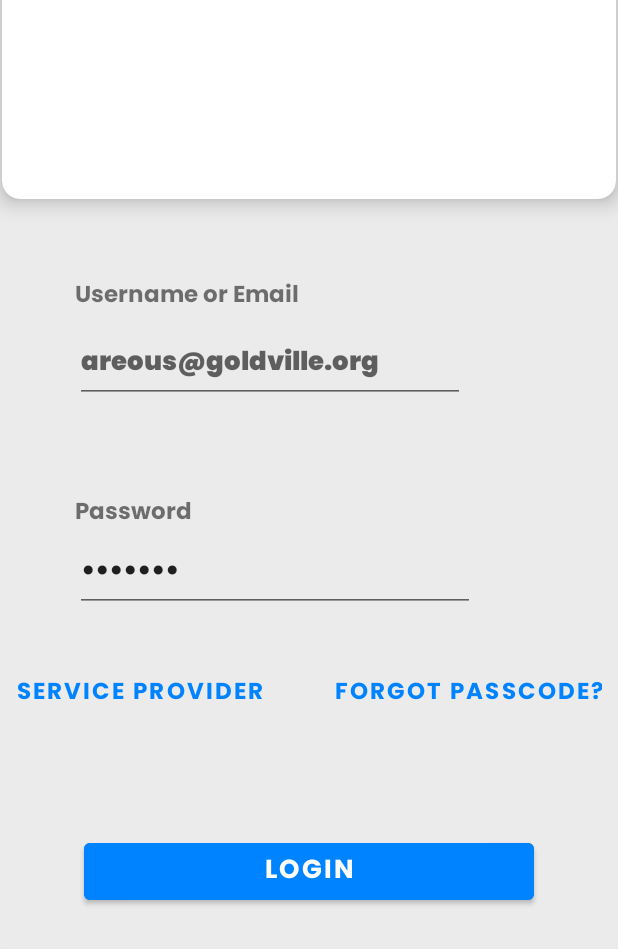
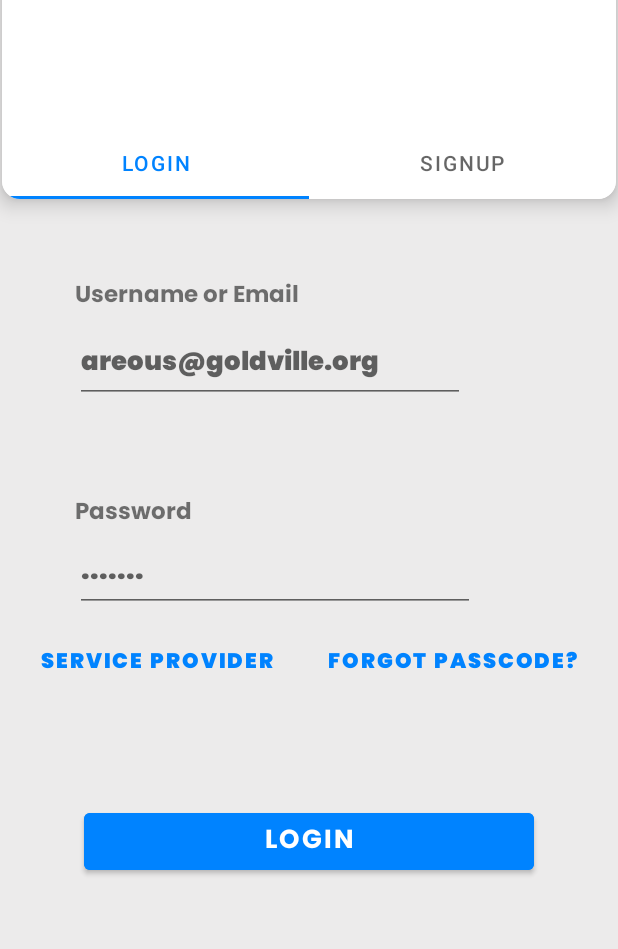
Before and after one commit to DmitrySergienko/Laundry, an Android app: the screen it shows after launch (MainActivity), on a phone screen of 412 x 824 dp, the part 287-1236 px from its top. Run offline under Robolectric (Android 15) with nearby library versions, the phone set to English and light mode, and no system bars; our stand-ins replace Dagger/Hilt's generated code.

Commit message:
Tab layout set up

```diff
--- a/app/src/main/java/com/laundry/presentation/MainActivity.kt
+++ b/app/src/main/java/com/laundry/presentation/MainActivity.kt
@@ -4,6 +4,7 @@ import android.animation.ObjectAnimator
 import android.os.Build
 import android.os.Bundle
 import android.view.View
+import android.view.WindowManager
 import android.view.animation.AnticipateInterpolator
 import androidx.appcompat.app.AppCompatActivity
 import androidx.core.animation.doOnEnd
@@ -20,12 +21,26 @@ class MainActivity : AppCompatActivity() {
 
     override fun onCreate(savedInstanceState: Bundle?) {
         super.onCreate(savedInstanceState)
+        // Hide the status bar
+        statusbarhide()
 
         //Splash Screen launch
         splashScreenLaunch()
 
         binding = ActivityMainBinding.inflate(layoutInflater)
         setContentView(binding.root)
+    }
+
+    private fun statusbarhide(){
+        window.decorView.systemUiVisibility = View.SYSTEM_UI_FLAG_FULLSCREEN
+        actionBar?.hide()
+
+        // If the Android version is lower than Jellybean, use this call to hide
+        // the status bar.
+        if (Build.VERSION.SDK_INT < 16) {
+            window.setFlags(
+                WindowManager.LayoutParams.FLAG_FULLSCREEN,
+                WindowManager.LayoutParams.FLAG_FULLSCREEN)}
     }
 
     private fun splashScreenLaunch() {
--- a/app/src/main/java/com/laundry/presentation/entrance/LoginFragment.kt
+++ b/app/src/main/java/com/laundry/presentation/entrance/LoginFragment.kt
@@ -23,39 +23,39 @@ class LoginFragment
         super.onViewCreated(view, savedInstanceState)
 
         //go to signup screen
-        binding.serviceProviderButton.setOnClickListener { it1 ->
+//        binding.serviceProviderButton.setOnClickListener { it1 ->
+//
+//            Navigation.findNavController(it1)
+//                .navigate(R.id.action_loginFragment_to_signupFragment)
+//
+//        }
 
-            Navigation.findNavController(it1)
-                .navigate(R.id.action_loginFragment_to_signupFragment)
-
-        }
-
-        binding.loginButton.setOnClickListener {
-            val email = binding.editTextTextEmailAddress.text.toString()
-            val password = binding.editTextTextPassword.text.toString()
-
-            val myPost = LoginRequest(email, password)
-            viewModel.pushLogin(myPost)
-
-            lifecycleScope.launchWhenStarted {
-                viewModel.login.collectLatest {
-                    if (it.pLOGIN_FLAG == "Y") {
-
-                        view.let { it1 ->
-                            Navigation.findNavController(it1)
-                                .navigate(R.id.action_loginFragment_to_homeClientFragment)
-
-                        }
-                    } else {
-                        Toast.makeText(
-                            requireContext(),
-                            "INCORRECT EMAIL OR PASSWORD",
-                            Toast.LENGTH_SHORT
-                        ).show()
-                    }
-                }
-            }
-        }
+//        binding.loginButton.setOnClickListener {
+//            val email = binding.editTextTextEmailAddress.text.toString()
+//            val password = binding.editTextTextPassword.text.toString()
+//
+//            val myPost = LoginRequest(email, password)
+//            viewModel.pushLogin(myPost)
+//
+//            lifecycleScope.launchWhenStarted {
+//                viewModel.login.collectLatest {
+//                    if (it.pLOGIN_FLAG == "Y") {
+//
+//                        view.let { it1 ->
+//                            Navigation.findNavController(it1)
+//                                .navigate(R.id.action_loginFragment_to_homeClientFragment)
+//
+//                        }
+//                    } else {
+//                        Toast.makeText(
+//                            requireContext(),
+//                            "INCORRECT EMAIL OR PASSWORD",
+//                            Toast.LENGTH_SHORT
+//                        ).show()
+//                    }
+//                }
+//            }
+//        }
 
     }
 
--- a/app/src/main/res/layout/fragment_login.xml
+++ b/app/src/main/res/layout/fragment_login.xml
@@ -3,7 +3,8 @@
     xmlns:app="http://schemas.android.com/apk/res-auto"
     xmlns:tools="http://schemas.android.com/tools"
     android:layout_width="match_parent"
-    android:layout_height="match_parent">
+    android:layout_height="match_parent"
+    android:background="@color/light_grey_200">
 
 
     <androidx.cardview.widget.CardView
@@ -21,6 +22,7 @@
         app:layout_constraintTop_toTopOf="parent">
 
         <androidx.constraintlayout.widget.ConstraintLayout
+            android:id="@+id/main_layout"
             android:layout_width="match_parent"
             android:layout_height="match_parent">
 
@@ -48,52 +50,46 @@
                 app:layout_constraintStart_toStartOf="parent"
                 app:layout_constraintTop_toBottomOf="@+id/imageView" />
 
-        </androidx.constraintlayout.widget.ConstraintLayout>
-
-
-    </androidx.cardview.widget.CardView>
-
-    <TableLayout
-        android:id="@+id/tabLayout"
+            <com.google.android.material.tabs.TabLayout
+                android:id="@+id/tab_layout"
                 android:layout_width="0dp"
-        android:layout_height="30dp"
-        app:layout_constraintEnd_toEndOf="@+id/card_view"
-        app:layout_constraintStart_toStartOf="@+id/card_view"
-        app:layout_constraintTop_toBottomOf="@+id/card_view">
+                android:layout_height="wrap_content"
+                android:layout_marginTop="3dp"
+                app:layout_constraintBottom_toBottomOf="@+id/main_layout"
+                app:layout_constraintEnd_toEndOf="@+id/main_layout"
+                app:layout_constraintStart_toStartOf="@+id/main_layout">
 
                 <com.google.android.material.tabs.TabItem
                     android:layout_width="wrap_content"
                     android:layout_height="wrap_content"
-            android:text="Login" />
+                    android:text="Login"
+                    app:layout_constraintStart_toStartOf="parent" />
 
                 <com.google.android.material.tabs.TabItem
                     android:layout_width="wrap_content"
                     android:layout_height="wrap_content"
-            android:text="Singup" />
-    </TableLayout>
+                    android:text="Signup"
+                    app:layout_constraintBottom_toBottomOf="parent"
+                    app:layout_constraintEnd_toEndOf="parent"
+                    app:layout_constraintStart_toStartOf="parent"
+                    app:layout_constraintTop_toTopOf="parent" />
+
+            </com.google.android.material.tabs.TabLayout>
+
+
+        </androidx.constraintlayout.widget.ConstraintLayout>
 
         <androidx.viewpager2.widget.ViewPager2
             android:id="@+id/view_pager"
-        android:layout_width="0dp"
-        android:layout_height="match_parent"
+            android:layout_width="match_parent"
+            android:layout_height="0dp"
             app:layout_constraintBottom_toBottomOf="parent"
-        app:layout_constraintEnd_toEndOf="@+id/card_view"
-        app:layout_constraintStart_toStartOf="@+id/card_view"
-        app:layout_constraintTop_toBottomOf="@+id/tabLayout" />
+            app:layout_constraintEnd_toEndOf="@+id/main_layout"
+            app:layout_constraintStart_toStartOf="@+id/main_layout"
+            app:layout_constraintTop_toBottomOf="@+id/textView" />
 
-    <androidx.cardview.widget.CardView
-        android:layout_width="match_parent"
-        android:layout_height="match_parent"
-        app:layout_constraintBottom_toBottomOf="@+id/view_pager"
-        app:layout_constraintEnd_toEndOf="parent"
-        app:layout_constraintStart_toStartOf="parent"
-        app:layout_constraintTop_toBottomOf="@+id/tabLayout">
+    </androidx.cardview.widget.CardView>
 
-        <androidx.constraintlayout.widget.ConstraintLayout
-            android:layout_width="match_parent"
-            android:layout_height="match_parent"
-
-            android:background="@color/light_grey_200">
 
     <TextView
         android:id="@+id/textView4"
@@ -143,41 +139,38 @@
         android:layout_height="wrap_content"
         android:layout_marginStart="50dp"
         android:ems="10"
+        android:fontFamily="@font/poppins_black"
+        android:hint="......."
         android:inputType="textPassword"
         android:minHeight="48dp"
-                android:fontFamily="@font/poppins_black"
-                android:text="......."
         app:layout_constraintStart_toStartOf="parent"
         app:layout_constraintTop_toBottomOf="@+id/textView5" />
 
     <com.google.android.material.button.MaterialButton
-
         android:id="@+id/forgot_password_button"
         style="@style/Widget.MaterialComponents.Button.TextButton"
         android:layout_width="wrap_content"
         android:layout_height="wrap_content"
-                android:layout_marginStart="30dp"
-                android:layout_marginTop="30dp"
-                android:fontFamily="@font/poppins_bold"
+        android:layout_marginTop="10dp"
+        android:fontFamily="@font/poppins_black"
         android:text="Forgot passcode?"
         android:textColor="@color/blue_new"
-                android:textSize="15sp"
+        android:textSize="14sp"
         app:layout_constraintEnd_toEndOf="parent"
         app:layout_constraintHorizontal_bias="0.5"
         app:layout_constraintStart_toEndOf="@+id/service_provider_button"
         app:layout_constraintTop_toBottomOf="@+id/editTextTextPassword" />
 
     <com.google.android.material.button.MaterialButton
-
         android:id="@+id/service_provider_button"
         style="@style/Widget.MaterialComponents.Button.TextButton"
         android:layout_width="wrap_content"
         android:layout_height="wrap_content"
-                android:layout_marginTop="30dp"
-                android:fontFamily="@font/poppins_bold"
+        android:layout_marginTop="10dp"
+        android:fontFamily="@font/poppins_black"
         android:text="Service provider"
         android:textColor="@color/blue_new"
-                android:textSize="15sp"
+        android:textSize="14sp"
         app:layout_constraintEnd_toStartOf="@+id/forgot_password_button"
         app:layout_constraintHorizontal_bias="0.5"
         app:layout_constraintStart_toStartOf="parent"
@@ -198,7 +191,4 @@
         app:layout_constraintStart_toStartOf="parent"
         app:layout_constraintTop_toBottomOf="@+id/forgot_password_button" />
 
-
 </androidx.constraintlayout.widget.ConstraintLayout>
-    </androidx.cardview.widget.CardView>
-</androidx.constraintlayout.widget.ConstraintLayout>
--- a/app/src/main/res/values/colors.xml
+++ b/app/src/main/res/values/colors.xml
@@ -1,7 +1,7 @@
 <?xml version="1.0" encoding="utf-8"?>
 <resources>
     <color name="purple_200">#FFBB86FC</color>
-    <color name="purple_500">#FF6200EE</color>
+    <color name="purple_500">#0083FF</color>
     <color name="purple_700">#FF3700B3</color>
     <color name="teal_200">#FF03DAC5</color>
     <color name="teal_700">#FF018786</color>
```
Lines whose indentation alone changed are shown as unchanged.
